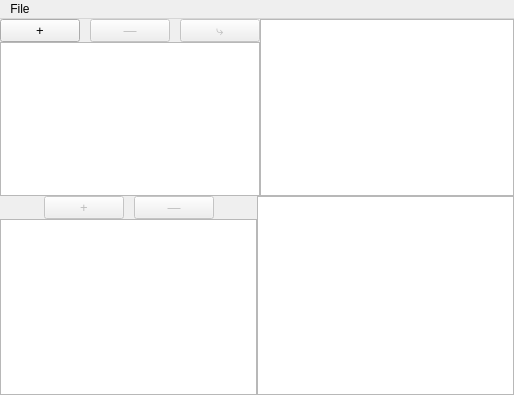
The window that hedgehog/mainwindow.ui (wellcome2AD/hedgehog) describes before a commit, drawn with Qt 5.
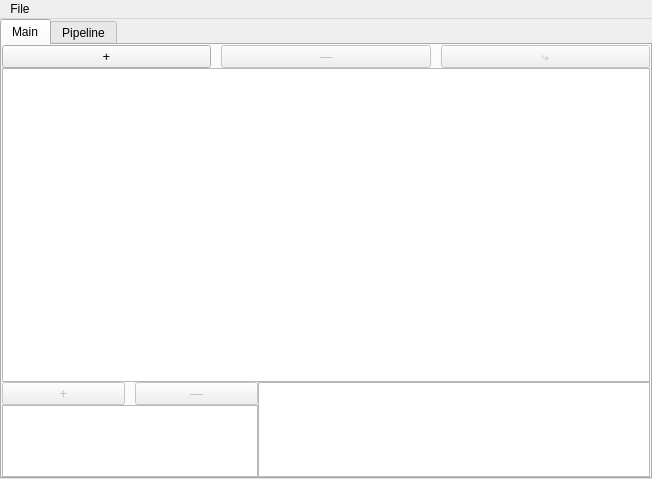
The same window after the commit. The open tabs and pages were chosen to show the change.

Diff of the .ui file:
```diff
--- a/hedgehog/mainwindow.ui
+++ b/hedgehog/mainwindow.ui
@@ -6,8 +6,8 @@
    <rect>
     <x>0</x>
     <y>0</y>
-    <width>514</width>
-    <height>395</height>
+    <width>652</width>
+    <height>479</height>
    </rect>
   </property>
   <property name="sizePolicy">
@@ -37,6 +37,31 @@
      <number>0</number>
     </property>
     <item row="0" column="0">
+     <widget class="QTabWidget" name="tabWidget">
+      <property name="currentIndex">
+       <number>1</number>
+      </property>
+      <widget class="QWidget" name="tab_3">
+       <attribute name="title">
+        <string>Main</string>
+       </attribute>
+       <layout class="QGridLayout" name="gridLayout_2" rowstretch="0" columnstretch="0">
+        <property name="leftMargin">
+         <number>0</number>
+        </property>
+        <property name="topMargin">
+         <number>0</number>
+        </property>
+        <property name="rightMargin">
+         <number>0</number>
+        </property>
+        <property name="bottomMargin">
+         <number>0</number>
+        </property>
+        <property name="spacing">
+         <number>0</number>
+        </property>
+        <item row="0" column="0">
      <widget class="QSplitter" name="splitter_3">
       <property name="orientation">
        <enum>Qt::Vertical</enum>
@@ -45,6 +70,12 @@
        <number>0</number>
       </property>
       <widget class="QSplitter" name="splitter">
+           <property name="sizePolicy">
+            <sizepolicy hsizetype="Expanding" vsizetype="Preferred">
+             <horstretch>0</horstretch>
+             <verstretch>8</verstretch>
+            </sizepolicy>
+           </property>
        <property name="orientation">
         <enum>Qt::Horizontal</enum>
        </property>
@@ -116,6 +147,12 @@
          </item>
          <item>
           <widget class="QTreeView" name="treeView">
+               <property name="sizePolicy">
+                <sizepolicy hsizetype="Expanding" vsizetype="Expanding">
+                 <horstretch>1</horstretch>
+                 <verstretch>3</verstretch>
+                </sizepolicy>
+               </property>
            <property name="horizontalScrollBarPolicy">
             <enum>Qt::ScrollBarAsNeeded</enum>
            </property>
@@ -129,9 +166,20 @@
          </item>
         </layout>
        </widget>
-       <widget class="QGraphicsView" name="graphicsView"/>
       </widget>
       <widget class="QSplitter" name="splitter_2">
+           <property name="sizePolicy">
+            <sizepolicy hsizetype="Expanding" vsizetype="Expanding">
+             <horstretch>0</horstretch>
+             <verstretch>1</verstretch>
+            </sizepolicy>
+           </property>
+           <property name="minimumSize">
+            <size>
+             <width>0</width>
+             <height>0</height>
+            </size>
+           </property>
        <property name="orientation">
         <enum>Qt::Horizontal</enum>
        </property>
@@ -139,28 +187,15 @@
         <number>0</number>
        </property>
        <widget class="QWidget" name="layoutWidget">
-        <layout class="QVBoxLayout" name="verticalLayout_2">
+            <layout class="QVBoxLayout" name="verticalLayout_2" stretch="0,0">
          <property name="spacing">
           <number>0</number>
          </property>
          <item>
-          <layout class="QHBoxLayout" name="horizontalLayout_2">
+              <layout class="QHBoxLayout" name="horizontalLayout_2" stretch="1,1">
            <property name="spacing">
             <number>10</number>
            </property>
-           <item>
-            <spacer name="horizontalSpacer">
-             <property name="orientation">
-              <enum>Qt::Horizontal</enum>
-             </property>
-             <property name="sizeHint" stdset="0">
-              <size>
-               <width>40</width>
-               <height>20</height>
-              </size>
-             </property>
-            </spacer>
-           </item>
            <item>
             <widget class="QPushButton" name="pushButton_plus_table">
              <property name="enabled">
@@ -191,23 +226,16 @@
              </property>
             </widget>
            </item>
-           <item>
-            <spacer name="horizontalSpacer_2">
-             <property name="orientation">
-              <enum>Qt::Horizontal</enum>
-             </property>
-             <property name="sizeHint" stdset="0">
-              <size>
-               <width>40</width>
-               <height>20</height>
-              </size>
-             </property>
-            </spacer>
-           </item>
           </layout>
          </item>
          <item>
           <widget class="QTableView" name="tableView">
+               <property name="sizePolicy">
+                <sizepolicy hsizetype="Expanding" vsizetype="Expanding">
+                 <horstretch>0</horstretch>
+                 <verstretch>0</verstretch>
+                </sizepolicy>
+               </property>
            <attribute name="horizontalHeaderCascadingSectionResizes">
             <bool>false</bool>
            </attribute>
@@ -224,7 +252,23 @@
          </item>
         </layout>
        </widget>
-       <widget class="QTextEdit" name="textEdit"/>
+           <widget class="QTextEdit" name="textEdit">
+            <property name="sizePolicy">
+             <sizepolicy hsizetype="Expanding" vsizetype="Expanding">
+              <horstretch>1</horstretch>
+              <verstretch>3</verstretch>
+             </sizepolicy>
+            </property>
+           </widget>
+          </widget>
+         </widget>
+        </item>
+       </layout>
+      </widget>
+      <widget class="QWidget" name="tab_4">
+       <attribute name="title">
+        <string>Pipeline</string>
+       </attribute>
       </widget>
      </widget>
     </item>
@@ -235,7 +279,7 @@
     <rect>
      <x>0</x>
      <y>0</y>
-     <width>514</width>
+     <width>652</width>
      <height>21</height>
     </rect>
    </property>
```
Left out of the diff: 18 changed lines with no effect on the pictures. Lines whose indentation alone changed are shown as unchanged.
